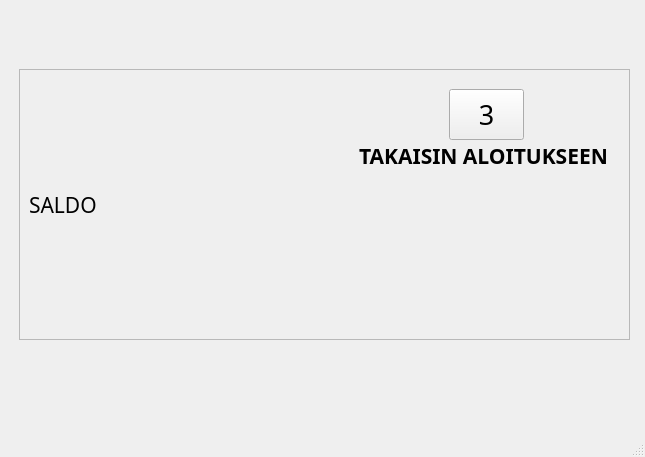
Above: bank-automat/mainwindow.ui from jaccet/MyBankSimul before the change. Below: the same form after it.
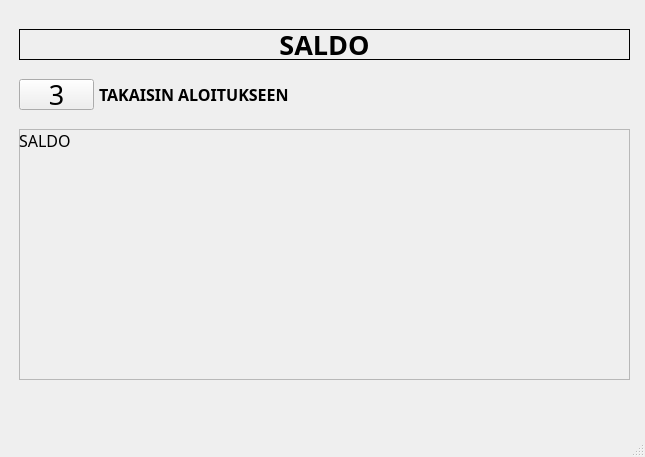
That is the form after the change. The open tabs and pages were chosen to show the change.

```diff
--- a/bank-automat/mainwindow.ui
+++ b/bank-automat/mainwindow.ui
@@ -611,9 +611,9 @@
         <property name="geometry">
          <rect>
           <x>10</x>
-          <y>60</y>
+          <y>120</y>
           <width>611</width>
-          <height>271</height>
+          <height>251</height>
          </rect>
         </property>
         <property name="frameShape">
@@ -622,59 +622,19 @@
         <property name="frameShadow">
          <enum>QFrame::Raised</enum>
         </property>
-        <widget class="QLabel" name="label_3">
-         <property name="geometry">
-          <rect>
-           <x>340</x>
-           <y>70</y>
-           <width>261</width>
-           <height>34</height>
-          </rect>
-         </property>
-         <property name="font">
-          <font>
-           <family>Source Code Pro</family>
-           <pointsize>16</pointsize>
-           <bold>true</bold>
-          </font>
-         </property>
-         <property name="text">
-          <string>TAKAISIN ALOITUKSEEN</string>
-         </property>
-        </widget>
-        <widget class="QPushButton" name="SALDO_TAKAISIN">
-         <property name="geometry">
-          <rect>
-           <x>430</x>
-           <y>20</y>
-           <width>75</width>
-           <height>51</height>
-          </rect>
-         </property>
-         <property name="font">
-          <font>
-           <family>Webdings</family>
-           <pointsize>20</pointsize>
-           <bold>false</bold>
-          </font>
-         </property>
-         <property name="text">
-          <string>3</string>
-         </property>
-        </widget>
         <widget class="QLabel" name="SALDO_LABEL">
          <property name="geometry">
           <rect>
-           <x>10</x>
-           <y>10</y>
-           <width>271</width>
+           <x>0</x>
+           <y>0</y>
+           <width>611</width>
            <height>251</height>
           </rect>
          </property>
          <property name="font">
           <font>
            <family>Source Code Pro</family>
-           <pointsize>16</pointsize>
+           <pointsize>12</pointsize>
            <bold>false</bold>
           </font>
          </property>
@@ -682,10 +642,76 @@
           <string>SALDO</string>
          </property>
          <property name="alignment">
-          <set>Qt::AlignLeading|Qt::AlignLeft|Qt::AlignVCenter</set>
+          <set>Qt::AlignLeading|Qt::AlignLeft|Qt::AlignTop</set>
          </property>
         </widget>
        </widget>
+       <widget class="QLabel" name="label_6">
+        <property name="geometry">
+         <rect>
+          <x>10</x>
+          <y>20</y>
+          <width>611</width>
+          <height>31</height>
+         </rect>
+        </property>
+        <property name="font">
+         <font>
+          <family>Source Code Pro</family>
+          <pointsize>20</pointsize>
+          <bold>true</bold>
+         </font>
+        </property>
+        <property name="frameShape">
+         <enum>QFrame::Box</enum>
+        </property>
+        <property name="text">
+         <string>SALDO</string>
+        </property>
+        <property name="alignment">
+         <set>Qt::AlignCenter</set>
+        </property>
+       </widget>
+       <widget class="QPushButton" name="SALDO_TAKAISIN">
+        <property name="geometry">
+         <rect>
+          <x>10</x>
+          <y>70</y>
+          <width>75</width>
+          <height>31</height>
+         </rect>
+        </property>
+        <property name="font">
+         <font>
+          <family>Webdings</family>
+          <pointsize>20</pointsize>
+          <bold>false</bold>
+         </font>
+        </property>
+        <property name="text">
+         <string>3</string>
+        </property>
+       </widget>
+       <widget class="QLabel" name="label_3">
+        <property name="geometry">
+         <rect>
+          <x>90</x>
+          <y>70</y>
+          <width>261</width>
+          <height>31</height>
+         </rect>
+        </property>
+        <property name="font">
+         <font>
+          <family>Source Code Pro</family>
+          <pointsize>12</pointsize>
+          <bold>true</bold>
+         </font>
+        </property>
+        <property name="text">
+         <string>TAKAISIN ALOITUKSEEN</string>
+        </property>
+       </widget>
       </widget>
      </widget>
     </item>
```
Left out of the diff: 219 changed lines with no effect on the pictures.
